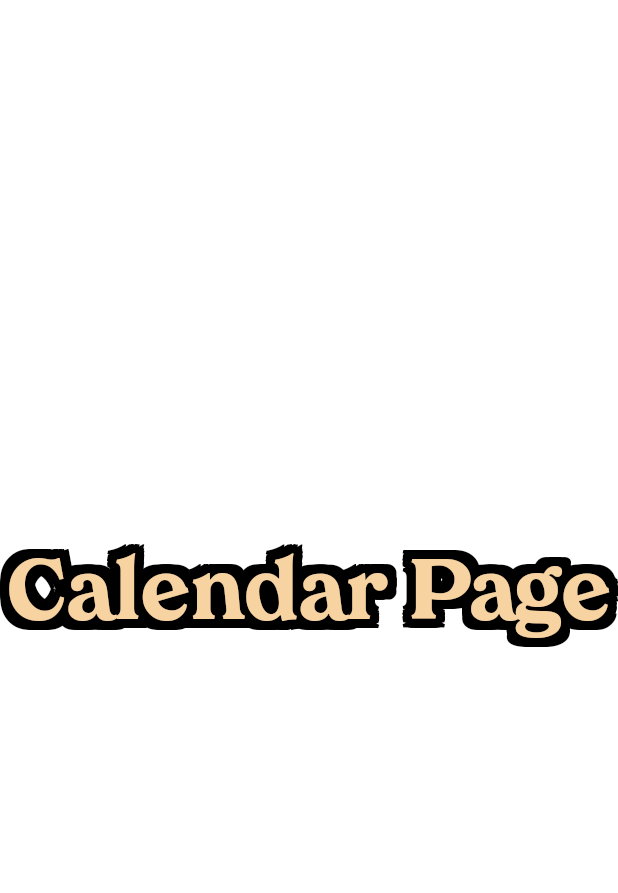
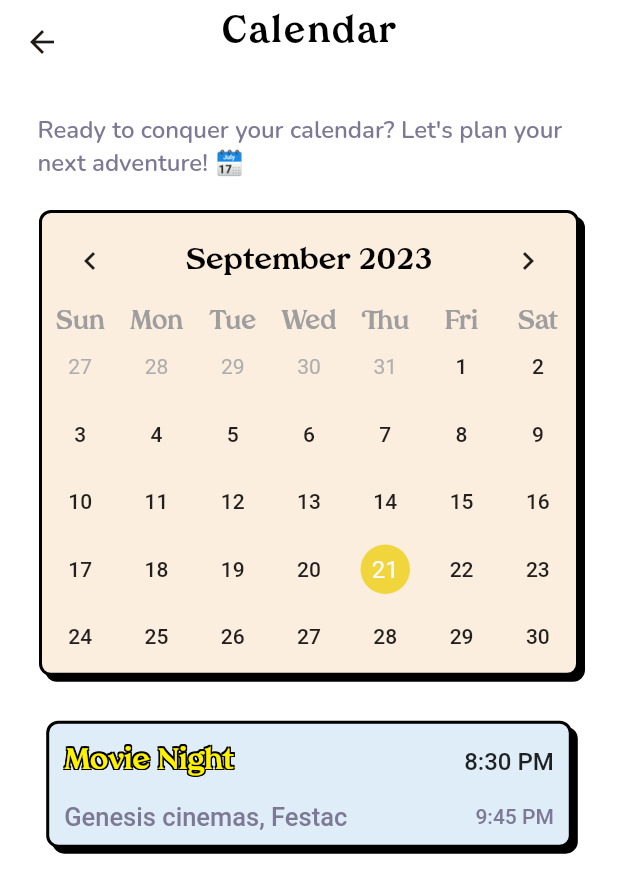
Before and after one commit to hngx-org/harpoon_events_mobile, a Flutter app: the CalendarPage screen opened directly, on a phone screen of 412 x 824 dp. Shown: the top 893 px of the screen. Run offline on Flutter 3.47's test engine with Material 2 defaults, Android fonts, the phone set to English and light mode, and no system bars; drawn by our look-alikes of table_calendar; our stand-ins replace flutter_riverpod, flutter_svg; missing offline and left inert: twitter_login.

Commit message:
complete ui of the calendarpage

```diff
--- a/lib/util/color_lib.dart
+++ b/lib/util/color_lib.dart
@@ -20,4 +20,5 @@ class ColorLib {
   static const Color lightGreen = Color(0xffC0F3B4);
   static const Color darkBlue = Color(0xff493767);
   static const Color bgColor = Color(0xffF5FAFF);
+  static const Color carton = Color(0xffFCEEDE);
 }
--- a/lib/view/screens/calendar_page.dart
+++ b/lib/view/screens/calendar_page.dart
@@ -1,4 +1,7 @@
 import 'package:flutter/material.dart';
+import 'package:harpoon_events_app/util/ui.dart';
+import 'package:harpoon_events_app/view/widgets/custom_container.dart';
+import 'package:table_calendar/table_calendar.dart';
 
 import '../../util/color_lib.dart';
 import '../../util/fonts.dart';
@@ -11,20 +14,143 @@ class CalendarPage extends StatelessWidget {
   Widget build(BuildContext context) {
     return Scaffold(
       backgroundColor: ColorLib.transparent,
-      body: Center(
-        child: StrokeText(
-          text: 'Calendar Page',
-          textStyle: Fonts.tropiline(
-            color: ColorLib.orange,
-            fontSize: 56,
-            fontWeight: FontWeight.w800,
+      appBar: AppBar(
+        title: Text(
+          'Calendar',
+          style: Fonts.tropiline(
+            color: ColorLib.black,
+            fontSize: 24,
+            fontWeight: FontWeight.w700,
             height: 0.02,
-            letterSpacing: 0.56,
+            letterSpacing: 1.6,
           ),
-          strokeColor: ColorLib.black,
-          strokeWidth: 6,
+        ),
+        centerTitle: true,
+        elevation: 0,
+        backgroundColor: ColorLib.transparent,
+        shadowColor: ColorLib.transparent,
+        forceMaterialTransparency: true,
+      ),
+      body: SingleChildScrollView(
+        child: Container(
+          padding: const EdgeInsets.only(top: 20, right: 25, left: 25),
+          child: Column(
+            children: [
+              Text(
+                'Ready to conquer your calendar? Let\'s plan your next adventure! 🗓️',
+                style: Fonts.nunito(color: ColorLib.grey),
+              ),
+              const SizedBox(height: 20),
+
+              // Calendar container
+              Calendar(),
+              const SizedBox(height: 30),
+
+              // Saved Events
+              savedEvent(context: context, eventTitle: 'Movie Night', eventTime: '8:30 PM', eventLocation: 'Genesis cinemas, Festac', locationTime: '9:45 PM')
+            ],
+          ),
         ),
       ),
     );
   }
 }
+
+//! Calendar Widget
+class Calendar extends StatefulWidget {
+  const Calendar({super.key});
+
+  @override
+  State<Calendar> createState() => _CalendarState();
+}
+
+class _CalendarState extends State<Calendar> {
+  DateTime currentDay = DateTime.now(); // get the current day of the week
+  void _onSelected(DateTime day, DateTime focusedDay){
+    setState(() {
+      currentDay = day;
+    });
+  }
+  @override
+  Widget build(BuildContext context) {
+    return CustomContainer(
+      fillColor: ColorLib.carton,
+      width: UI.width(context, 374),
+      height: UI.height(context, 349),
+      child: TableCalendar(
+        rowHeight: 45,
+        availableGestures: AvailableGestures.all,
+        daysOfWeekStyle: DaysOfWeekStyle(
+          weekdayStyle: Fonts.tropiline(
+              fontSize: 17, fontWeight: FontWeight.bold, color: Colors.grey),
+          weekendStyle: Fonts.tropiline(
+              fontSize: 17, fontWeight: FontWeight.bold, color: Colors.grey),
+        ),
+        calendarStyle: const CalendarStyle(
+          todayDecoration: BoxDecoration(
+            shape: BoxShape.circle,
+            color: Colors.yellow,
+            boxShadow: [
+              BoxShadow(
+                color: ColorLib.black,
+                blurRadius: 0,
+                offset: Offset(2.5, 2.5),
+                spreadRadius: 0,
+              ),
+            ],
+          ),
+          todayTextStyle: TextStyle(color: Colors.black),
+          defaultTextStyle: TextStyle(fontWeight: FontWeight.w500),
+          weekendTextStyle: TextStyle(fontWeight: FontWeight.w500),
+          selectedDecoration: BoxDecoration(
+            shape: BoxShape.circle,
+            color: ColorLib.yellow,
+          ),
+        ),
+        headerStyle: HeaderStyle(
+          formatButtonVisible: false,
+          titleCentered: true,
+          titleTextStyle: Fonts.tropiline(
+              fontSize: 20, color: Colors.black, fontWeight: FontWeight.bold),
+        ),
+        focusedDay: currentDay,
+        firstDay: DateTime.utc(2022),
+        lastDay: DateTime.utc(2030),
+        selectedDayPredicate: (day) => isSameDay(day, currentDay),
+        onDaySelected: _onSelected,
+      ),
+    );
+  }
+}
+
+//! Saved events Widget
+Widget savedEvent({required BuildContext context, required String eventTitle, String? eventTime, required String eventLocation, String? locationTime}) {
+  return CustomContainer(
+    fillColor: ColorLib.lightBlue,
+    width: UI.width(context, 364),
+    height: UI.height(context, 95),
+    padding: const EdgeInsets.symmetric(horizontal: 10, vertical: 15),
+    child: Column(
+      children: [
+        // Event title
+        Row(
+          mainAxisAlignment: MainAxisAlignment.spaceBetween,
+          children: [
+            StrokeText(text: eventTitle, strokeWidth: 1, textStyle: const TextStyle(fontSize: 20, fontWeight: FontWeight.bold),),
+            Text(eventTime ?? '', style: const TextStyle(fontWeight: FontWeight.w500, fontSize: 16),)
+          ],
+        ),
+        const SizedBox(height: 17),
+
+        // Event Location
+        Row(
+          mainAxisAlignment: MainAxisAlignment.spaceBetween,
+          children: [
+            Text(eventLocation, style: TextStyle(fontWeight: FontWeight.w500, color: ColorLib.grey, fontSize: 17),),
+            Text(locationTime ?? '', style: TextStyle(fontWeight: FontWeight.w500, color: ColorLib.grey),)
+          ],
+        ),
+      ],
+    ),
+  );
+}
--- a/lib/view/screens/my_people_page/mypeople_screen.dart
+++ b/lib/view/screens/my_people_page/mypeople_screen.dart
@@ -30,6 +30,7 @@ class _MyPeopleState extends State<MyPeople> {
               color: ColorLib.grey,
               fontSize: 24,
               fontWeight: FontWeight.w800,
+            ),
           ),
         ),
       ),
@@ -70,6 +71,9 @@ class _MyPeopleState extends State<MyPeople> {
                 ],
               ),
             ],
-                ))));
+          ),
+        ),
+      ),
+    );
   }
 }
--- a/pubspec.yaml
+++ b/pubspec.yaml
@@ -20,6 +20,7 @@ dependencies:
   twitter_login: ^4.4.2
   flutter_svg: ^2.0.7
   intl: ^0.18.1
+  table_calendar: ^3.0.9
 
 dev_dependencies:
   flutter_test:
```
Also changed, not shown: pubspec.lock, 8 other files. Lines whose indentation alone changed are shown as unchanged.
